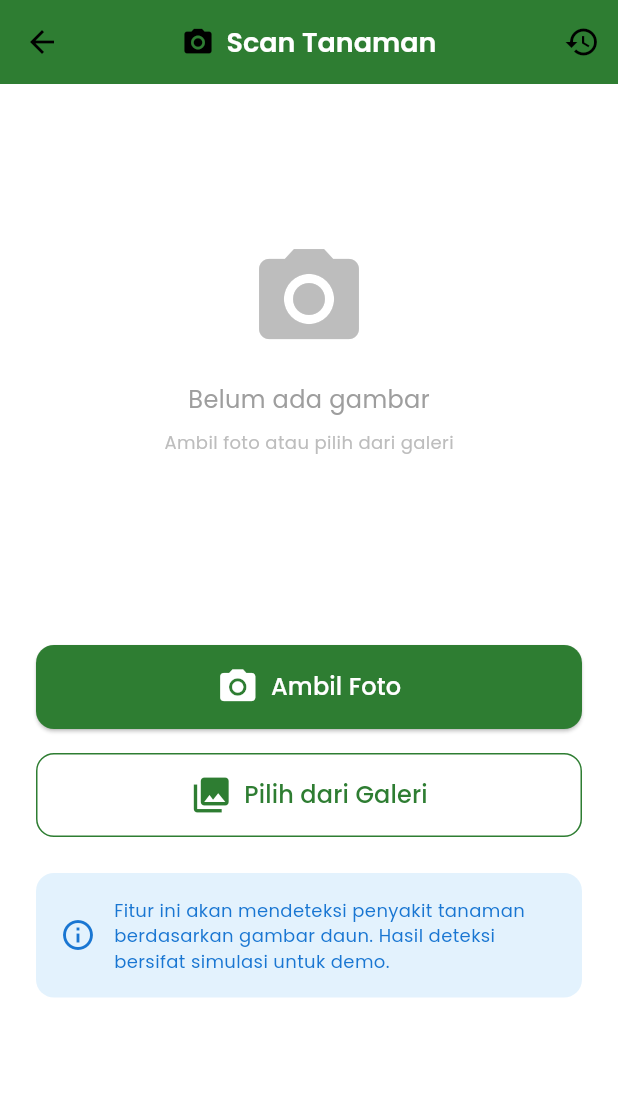
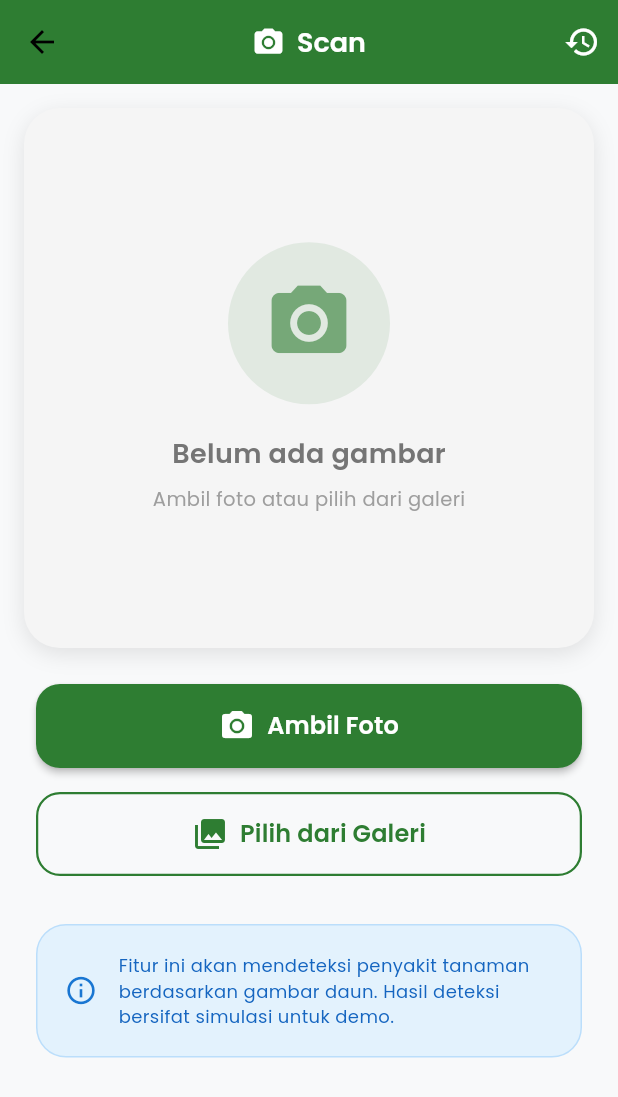
Before and after one commit to ridhofatahilahjoeda-tech/smartfarming_monitoringtanaman, a Flutter app: the ScanPage screen opened directly, on a phone screen of 412 x 824 dp. Shown: the top 1097 px of the screen. Run offline on Flutter 3.47's test engine with Material 3 defaults, Android fonts, the phone set to English and light mode, and no system bars; our stand-ins replace fl_chart, image_picker, shared_preferences; accounts and stored records are empty.

Commit message:
Update tampilan scan_page.dart

```diff
--- a/lib/screens/scan_page.dart
+++ b/lib/screens/scan_page.dart
@@ -14,10 +14,14 @@ class ScanPage extends StatefulWidget {
   State<ScanPage> createState() => _ScanPageState();
 }
 
-class _ScanPageState extends State<ScanPage> {
+class _ScanPageState extends State<ScanPage> with TickerProviderStateMixin {
   bool _isLoading = false;
   bool _isImageSelected = false;
   File? _selectedImage;
+
+  late AnimationController _pulseController;
+  late Animation<double> _pulseAnimation;
+  late AnimationController _fadeController;
 
   final ImagePicker _picker = ImagePicker();
 
@@ -25,13 +29,30 @@ class _ScanPageState extends State<ScanPage> {
   void initState() {
     super.initState();
     _loadRiwayat();
+
+    _pulseController = AnimationController(
+      duration: const Duration(milliseconds: 800),
+      vsync: this,
+    )..repeat(reverse: true);
+    _pulseAnimation = Tween<double>(begin: 0.5, end: 1.0).animate(_pulseController);
+
+    _fadeController = AnimationController(
+      duration: const Duration(milliseconds: 600),
+      vsync: this,
+    )..forward();
+  }
+
+  @override
+  void dispose() {
+    _pulseController.dispose();
+    _fadeController.dispose();
+    super.dispose();
   }
 
   Future<void> _loadRiwayat() async {
     await RiwayatService.loadRiwayat();
   }
 
-  // Fungsi untuk memilih gambar dari galeri
   Future<void> _pickImageFromGallery() async {
     try {
       final XFile? image = await _picker.pickImage(
@@ -52,7 +73,6 @@ class _ScanPageState extends State<ScanPage> {
     }
   }
 
-  // Fungsi untuk mengambil foto dari kamera
   Future<void> _pickImageFromCamera() async {
     try {
       final XFile? image = await _picker.pickImage(
@@ -73,7 +93,6 @@ class _ScanPageState extends State<ScanPage> {
     }
   }
 
-  // Simulasi analisis gambar
   void _analyzeImage() async {
     setState(() {
       _isLoading = true;
@@ -177,7 +196,6 @@ class _ScanPageState extends State<ScanPage> {
         };
     }
 
-    // Simpan ke riwayat
     final now = DateTime.now();
     final riwayat = RiwayatScanModel(
       id: now.millisecondsSinceEpoch.toString(),
@@ -220,6 +238,7 @@ class _ScanPageState extends State<ScanPage> {
           content: Text(message),
           duration: const Duration(seconds: 2),
           behavior: SnackBarBehavior.floating,
+          shape: RoundedRectangleBorder(borderRadius: BorderRadius.circular(10)),
         ),
       );
     }
@@ -228,15 +247,15 @@ class _ScanPageState extends State<ScanPage> {
   @override
   Widget build(BuildContext context) {
     return Scaffold(
-      backgroundColor: Colors.white,
+      backgroundColor: AppTheme.backgroundColor,
       appBar: AppBar(
         title: Row(
           mainAxisSize: MainAxisSize.min,
           children: [
-            const Icon(Icons.camera_alt, size: 22),
+            const Icon(Icons.camera_alt, size: 22, color: Colors.white),
             const SizedBox(width: 8),
             const Text(
-              'Scan Tanaman',
+              'Scan',
               style: TextStyle(
                 fontSize: 18,
                 fontWeight: FontWeight.w600,
@@ -249,7 +268,7 @@ class _ScanPageState extends State<ScanPage> {
         centerTitle: true,
         actions: [
           IconButton(
-            icon: const Icon(Icons.history),
+            icon: const Icon(Icons.history, color: Colors.white),
             onPressed: () {
               Navigator.push(
                 context,
@@ -264,17 +283,19 @@ class _ScanPageState extends State<ScanPage> {
       body: _isLoading
           ? Container(
               color: Colors.black.withOpacity(0.9),
-              child: const Center(
+              child: Center(
                 child: Column(
                   mainAxisAlignment: MainAxisAlignment.center,
                   children: [
-                    CircularProgressIndicator(
+                    const CircularProgressIndicator(
                       valueColor: AlwaysStoppedAnimation<Color>(
                         AppTheme.primaryGreen,
                       ),
                     ),
-                    SizedBox(height: 20),
-                    Text(
+                    const SizedBox(height: 20),
+                    FadeTransition(
+                      opacity: _pulseAnimation,
+                      child: const Text(
                         '🔬 Menganalisis gambar...\nMohon tunggu sebentar',
                         textAlign: TextAlign.center,
                         style: TextStyle(
@@ -282,25 +303,40 @@ class _ScanPageState extends State<ScanPage> {
                           fontSize: 16,
                         ),
                       ),
+                    ),
                   ],
                 ),
               ),
             )
-          : SingleChildScrollView(
+          : FadeTransition(
+              opacity: _fadeController,
+              child: SingleChildScrollView(
+                physics: const BouncingScrollPhysics(),
                 child: Column(
                   children: [
-                  // Area Preview Gambar
                     Container(
-                    height: 350,
+                      height: 360,
                       width: double.infinity,
-                    color: Colors.white,
+                      margin: const EdgeInsets.all(16),
+                      decoration: BoxDecoration(
+                        borderRadius: BorderRadius.circular(24),
+                        boxShadow: [
+                          BoxShadow(
+                            color: Colors.black.withOpacity(0.1),
+                            blurRadius: 12,
+                            offset: const Offset(0, 4),
+                          ),
+                        ],
+                      ),
+                      child: ClipRRect(
+                        borderRadius: BorderRadius.circular(24),
                         child: _isImageSelected && _selectedImage != null
                             ? Stack(
                                 children: [
                                   Image.file(
                                     _selectedImage!,
                                     width: double.infinity,
-                                height: 350,
+                                    height: 360,
                                     fit: BoxFit.cover,
                                   ),
                                   Container(
@@ -310,148 +346,173 @@ class _ScanPageState extends State<ScanPage> {
                                         end: Alignment.bottomCenter,
                                         colors: [
                                           Colors.transparent,
-                                      Colors.black.withOpacity(0.5),
+                                          Colors.black.withOpacity(0.6),
                                         ],
                                       ),
                                     ),
                                   ),
                                   Positioned(
-                                bottom: 16,
-                                left: 16,
-                                right: 16,
-                                child: Row(
-                                  mainAxisAlignment: MainAxisAlignment.center,
-                                  children: [
-                                    Container(
+                                    bottom: 20,
+                                    left: 20,
+                                    right: 20,
+                                    child: Container(
                                       padding: const EdgeInsets.symmetric(
                                         horizontal: 16,
-                                        vertical: 8,
+                                        vertical: 10,
                                       ),
                                       decoration: BoxDecoration(
                                         color: AppTheme.primaryGreen,
-                                        borderRadius: BorderRadius.circular(20),
+                                        borderRadius: BorderRadius.circular(30),
+                                        boxShadow: [
+                                          BoxShadow(
+                                            color: AppTheme.primaryGreen.withOpacity(0.4),
+                                            blurRadius: 8,
+                                            offset: const Offset(0, 2),
+                                          ),
+                                        ],
                                       ),
                                       child: const Row(
+                                        mainAxisSize: MainAxisSize.min,
+                                        mainAxisAlignment: MainAxisAlignment.center,
                                         children: [
                                           Icon(
                                             Icons.check_circle,
                                             color: Colors.white,
-                                            size: 16,
+                                            size: 18,
                                           ),
-                                          SizedBox(width: 8),
+                                          SizedBox(width: 10),
                                           Text(
                                             'Gambar siap dianalisis',
                                             style: TextStyle(
                                               color: Colors.white,
-                                              fontSize: 12,
+                                              fontSize: 13,
+                                              fontWeight: FontWeight.w500,
                                             ),
                                           ),
                                         ],
                                       ),
                                     ),
-                                  ],
-                                ),
                                   ),
                                 ],
                               )
-                        : Center(
+                            : Container(
+                                color: Colors.grey[100],
                                 child: Column(
                                   mainAxisAlignment: MainAxisAlignment.center,
                                   children: [
-                                Icon(
+                                    TweenAnimationBuilder(
+                                      tween: Tween<double>(begin: 0.8, end: 1.0),
+                                      duration: const Duration(milliseconds: 1000),
+                                      curve: Curves.elasticOut,
+                                      builder: (context, double value, child) {
+                                        return Transform.scale(
+                                          scale: value,
+                                          child: Container(
+                                            padding: const EdgeInsets.all(24),
+                                            decoration: BoxDecoration(
+                                              color: AppTheme.primaryGreen.withOpacity(0.1),
+                                              shape: BoxShape.circle,
+                                            ),
+                                            child: Icon(
                                               Icons.photo_camera,
-                                  size: 80,
-                                  color: Colors.grey[400],
+                                              size: 60,
+                                              color: AppTheme.primaryGreen.withOpacity(0.6),
                                             ),
-                                const SizedBox(height: 16),
+                                          ),
+                                        );
+                                      },
+                                    ),
+                                    const SizedBox(height: 20),
                                     Text(
                                       'Belum ada gambar',
                                       style: TextStyle(
-                                    fontSize: 16,
-                                    color: Colors.grey[500],
+                                        fontSize: 18,
+                                        fontWeight: FontWeight.w600,
+                                        color: Colors.grey[600],
                                       ),
                                     ),
                                     const SizedBox(height: 8),
                                     Text(
                                       'Ambil foto atau pilih dari galeri',
                                       style: TextStyle(
-                                    fontSize: 12,
-                                    color: Colors.grey[400],
+                                        fontSize: 13,
+                                        color: Colors.grey[500],
                                       ),
                                     ),
                                   ],
                                 ),
                               ),
                       ),
+                    ),
 
-                  const SizedBox(height: 24),
+                    const SizedBox(height: 8),
 
                     Padding(
                       padding: const EdgeInsets.symmetric(horizontal: 24),
                       child: Column(
                         children: [
-                        // Tombol Kamera
                           ElevatedButton.icon(
                             onPressed: _pickImageFromCamera,
-                          icon: const Icon(Icons.camera_alt, size: 28),
+                            icon: const Icon(Icons.camera_alt, size: 24),
                             label: const Text(
                               'Ambil Foto',
-                            style: TextStyle(fontSize: 16),
+                              style: TextStyle(fontSize: 16, fontWeight: FontWeight.w600),
                             ),
                             style: ElevatedButton.styleFrom(
                               backgroundColor: AppTheme.primaryGreen,
                               foregroundColor: Colors.white,
-                            padding: const EdgeInsets.symmetric(vertical: 14),
-                            minimumSize: const Size(double.infinity, 54),
+                              padding: const EdgeInsets.symmetric(vertical: 16),
+                              minimumSize: const Size(double.infinity, 56),
                               shape: RoundedRectangleBorder(
-                              borderRadius: BorderRadius.circular(12),
+                                borderRadius: BorderRadius.circular(16),
                               ),
+                              elevation: 2,
                             ),
                           ),
                           const SizedBox(height: 16),
 
-                        // Tombol Galeri
                           OutlinedButton.icon(
                             onPressed: _pickImageFromGallery,
-                          icon: const Icon(Icons.photo_library, size: 28),
+                            icon: const Icon(Icons.photo_library, size: 24),
                             label: const Text(
                               'Pilih dari Galeri',
-                            style: TextStyle(fontSize: 16),
+                              style: TextStyle(fontSize: 16, fontWeight: FontWeight.w600),
                             ),
                             style: OutlinedButton.styleFrom(
                               foregroundColor: AppTheme.primaryGreen,
-                            padding: const EdgeInsets.symmetric(vertical: 14),
-                            minimumSize: const Size(double.infinity, 54),
+                              padding: const EdgeInsets.symmetric(vertical: 16),
+                              minimumSize: const Size(double.infinity, 56),
                               shape: RoundedRectangleBorder(
-                              borderRadius: BorderRadius.circular(12),
+                                borderRadius: BorderRadius.circular(16),
                               ),
-                            side: BorderSide(color: AppTheme.primaryGreen),
+                              side: BorderSide(color: AppTheme.primaryGreen, width: 1.5),
                             ),
                           ),
 
-                        const SizedBox(height: 24),
+                          const SizedBox(height: 32),
 
-                        // Informasi tambahan
                           Container(
-                          padding: const EdgeInsets.all(16),
+                            padding: const EdgeInsets.all(18),
                             decoration: BoxDecoration(
                               color: Colors.blue.shade50,
-                            borderRadius: BorderRadius.circular(12),
+                              borderRadius: BorderRadius.circular(20),
+                              border: Border.all(color: Colors.blue.shade100),
                             ),
                             child: Row(
                               children: [
                                 Icon(
                                   Icons.info_outline,
                                   color: Colors.blue.shade700,
-                                size: 24,
+                                  size: 22,
                                 ),
-                              const SizedBox(width: 12),
+                                const SizedBox(width: 14),
                                 Expanded(
                                   child: Text(
                                     'Fitur ini akan mendeteksi penyakit tanaman berdasarkan gambar daun. Hasil deteksi bersifat simulasi untuk demo.',
                                     style: TextStyle(
                                       fontSize: 12,
-                                    color: Colors.blue.shade700,
+                                      height: 1.4,
+                                      color: Colors.blue.shade800,
                                     ),
                                   ),
                                 ),
@@ -462,8 +523,9 @@ class _ScanPageState extends State<ScanPage> {
                       ),
                     ),
 
-                  const SizedBox(height: 24),
+                    const SizedBox(height: 32),
                   ],
+                ),
               ),
             ),
     );
```
Lines whose indentation alone changed are shown as unchanged.
